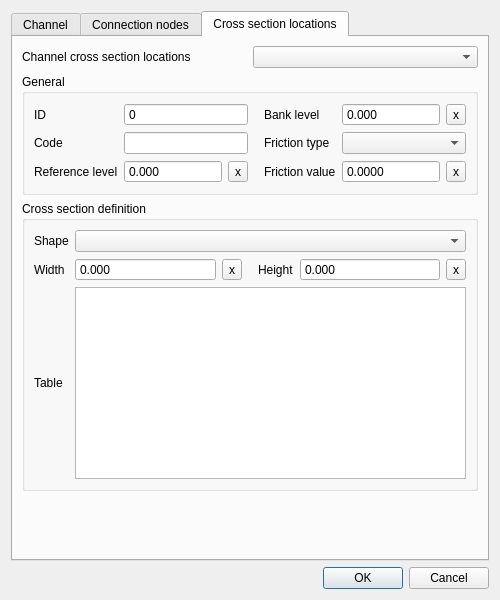
nens/threedi-schematisation-editor, file threedi_schematisation_editor/forms/ui/channel.ui: the form before one commit.
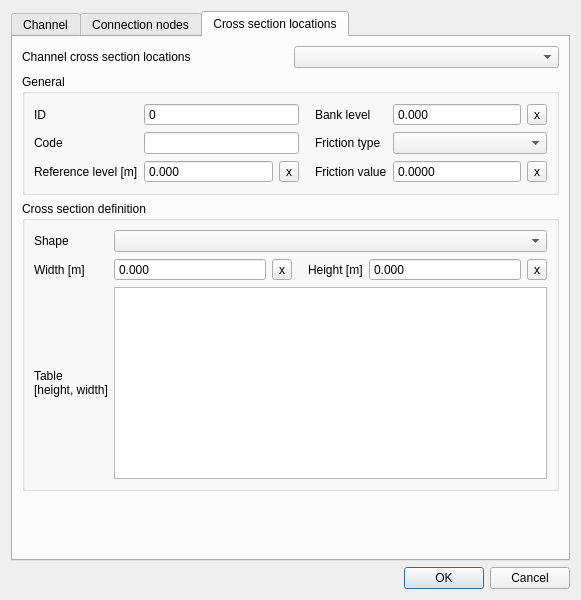
The form after the commit. The open tabs and pages were chosen to show the change.

```diff
--- a/threedi_schematisation_editor/forms/ui/channel.ui
+++ b/threedi_schematisation_editor/forms/ui/channel.ui
@@ -6,7 +6,7 @@
    <rect>
     <x>0</x>
     <y>0</y>
-    <width>500</width>
+    <width>581</width>
     <height>600</height>
    </rect>
   </property>
@@ -979,7 +979,7 @@
              <locale language="English" country="UnitedStates"/>
             </property>
             <property name="text">
-             <string>Reference level</string>
+             <string>Reference level [m]</string>
             </property>
             <property name="alignment">
              <set>Qt::AlignLeading|Qt::AlignLeft|Qt::AlignVCenter</set>
@@ -1133,7 +1133,8 @@
           <item row="4" column="0">
            <widget class="QLabel" name="label_8">
             <property name="text">
-             <string>Table</string>
+             <string>Table
+[height, width]</string>
             </property>
            </widget>
           </item>
@@ -1146,7 +1147,7 @@
              <set>Qt::ImhNone</set>
             </property>
             <property name="text">
-             <string>Width</string>
+             <string>Width [m]</string>
             </property>
             <property name="alignment">
              <set>Qt::AlignLeading|Qt::AlignLeft|Qt::AlignVCenter</set>
@@ -1181,7 +1182,7 @@
              <set>Qt::ImhNone</set>
             </property>
             <property name="text">
-             <string>Height</string>
+             <string>Height [m]</string>
             </property>
             <property name="alignment">
              <set>Qt::AlignLeading|Qt::AlignLeft|Qt::AlignVCenter</set>
```
Left out of the diff: 10 changed lines with no effect on the pictures.
